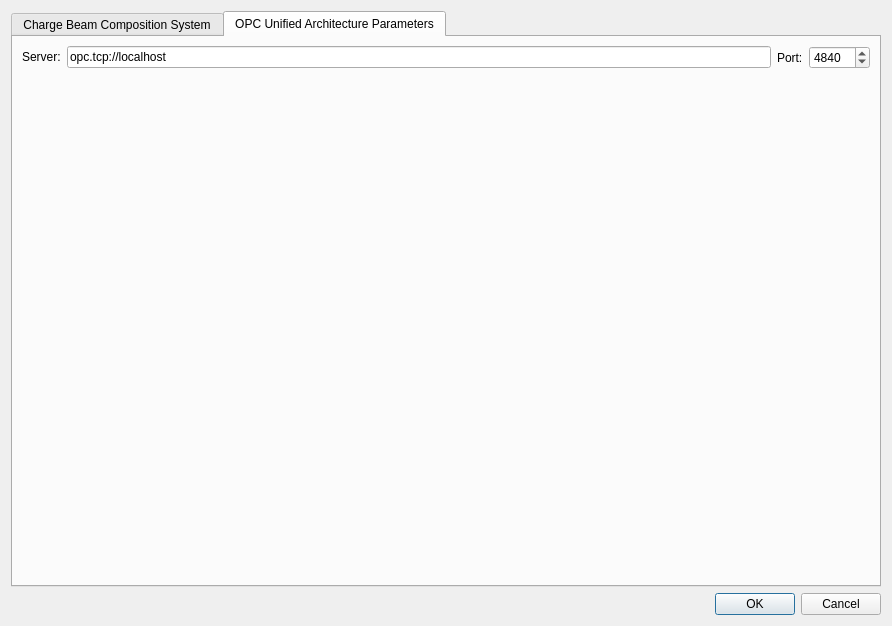
The window that settingsdialog.ui (MichaelColonel/BeamComposition-Linux) describes before a commit, drawn with Qt 5.
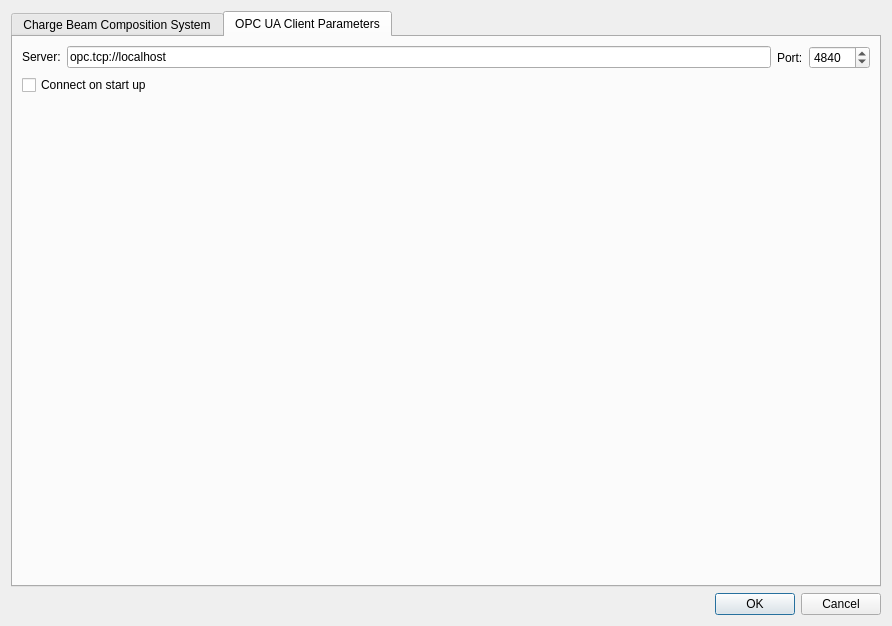
The same window after the commit. The open tabs and pages were chosen to show the change. Icons and pictures are not drawn.

Commit message: OPC UA client support

The edit to the form file:
```diff
--- a/settingsdialog.ui
+++ b/settingsdialog.ui
@@ -669,7 +669,7 @@
      </widget>
      <widget class="QWidget" name="tab_6">
       <attribute name="title">
-       <string>OPC Unified Architecture Parameters</string>
+       <string>OPC UA Client Parameters</string>
       </attribute>
       <layout class="QGridLayout" name="gridLayout_12">
        <item row="0" column="0">
@@ -717,7 +717,7 @@
          </item>
         </layout>
        </item>
-       <item row="1" column="0">
+       <item row="2" column="0">
         <spacer name="verticalSpacer">
          <property name="orientation">
           <enum>Qt::Vertical</enum>
@@ -730,6 +730,13 @@
          </property>
         </spacer>
        </item>
+       <item row="1" column="0">
+        <widget class="QCheckBox" name="connectOnStartUpCheckBox">
+         <property name="text">
+          <string>Connect on start up</string>
+         </property>
+        </widget>
+       </item>
       </layout>
      </widget>
     </widget>
```
Left out of the diff: 2 changed lines with no effect on the pictures. The commit also changes 12 other files.
